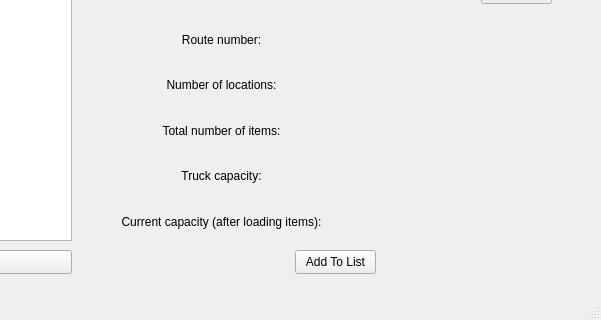
The window that Source/ManageRoutes.ui (DhirajWishal/DeliveryPlanningTool) describes before a commit, drawn with Qt 5; both pictures show x 199 to 800 and y 280 to 600 of the 800 by 600 pixel window.
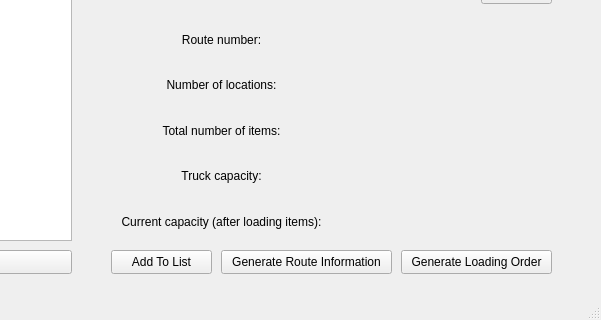
The same window after the commit.

Patch:
```diff
--- a/Source/ManageRoutes.ui
+++ b/Source/ManageRoutes.ui
@@ -223,9 +223,9 @@
    <widget class="QPushButton" name="addToList">
     <property name="geometry">
      <rect>
-      <x>494</x>
+      <x>310</x>
       <y>530</y>
-      <width>81</width>
+      <width>101</width>
       <height>24</height>
      </rect>
     </property>
@@ -233,6 +233,32 @@
      <string>Add To List</string>
     </property>
    </widget>
+   <widget class="QPushButton" name="generateRouteInformation">
+    <property name="geometry">
+     <rect>
+      <x>420</x>
+      <y>530</y>
+      <width>171</width>
+      <height>24</height>
+     </rect>
+    </property>
+    <property name="text">
+     <string>Generate Route Information</string>
+    </property>
+   </widget>
+   <widget class="QPushButton" name="generateLoadingOrder">
+    <property name="geometry">
+     <rect>
+      <x>600</x>
+      <y>530</y>
+      <width>151</width>
+      <height>24</height>
+     </rect>
+    </property>
+    <property name="text">
+     <string>Generate Loading Order</string>
+    </property>
+   </widget>
   </widget>
   <widget class="QMenuBar" name="menubar">
    <property name="geometry">
```
